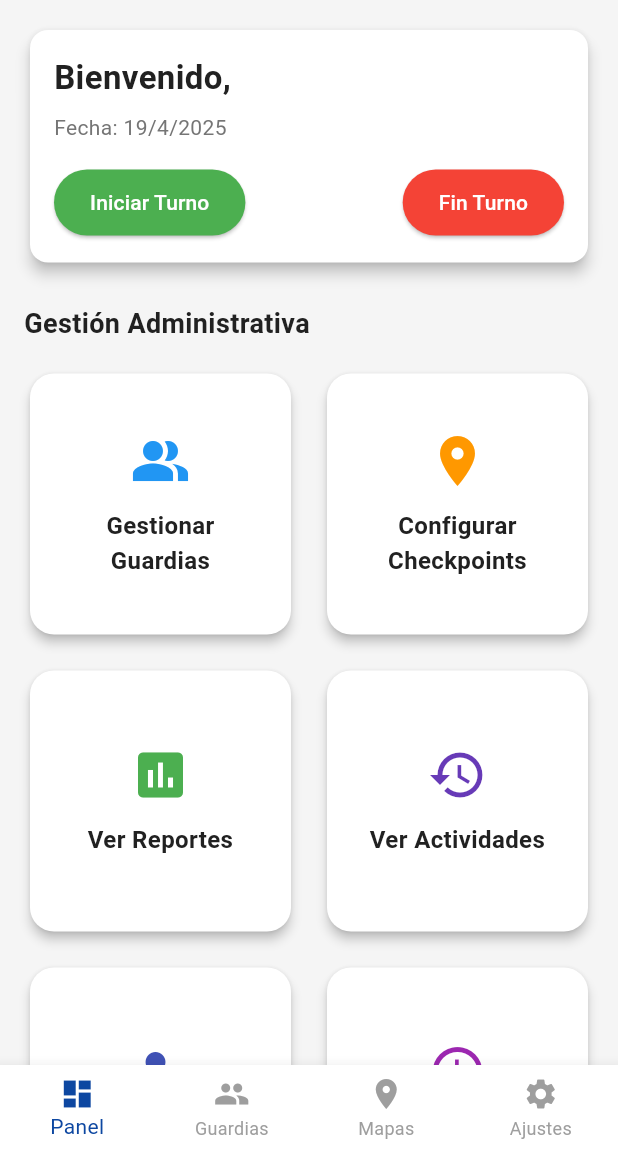
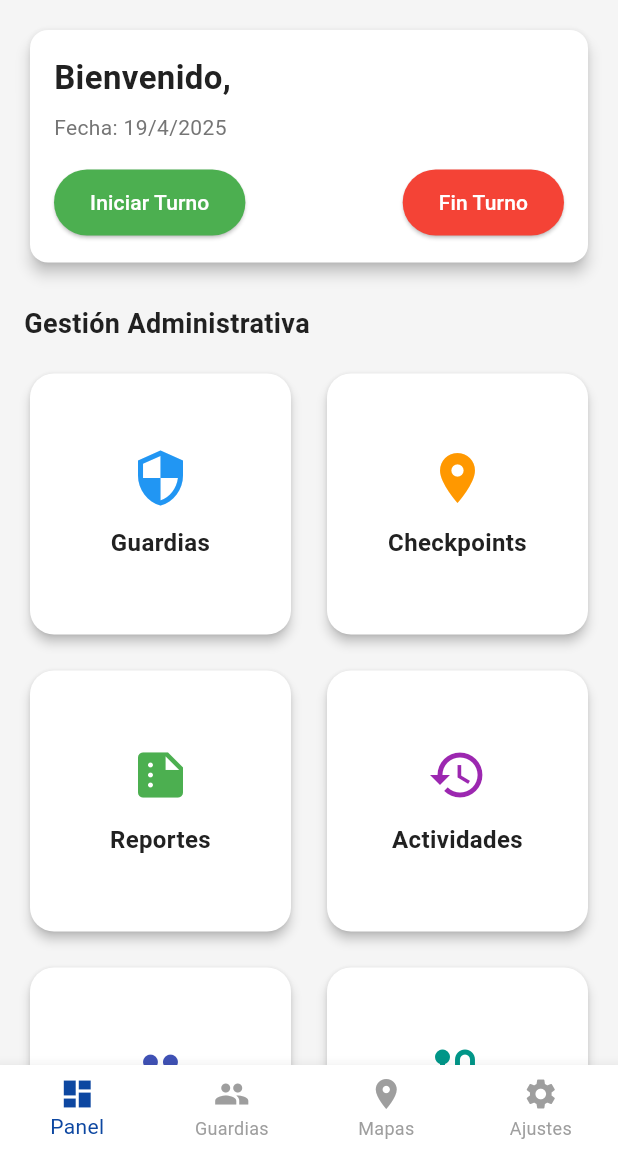
Before and after one commit to josafatmartinez/security_patrol_mx, a Flutter app: the CommitteeHomeScreen screen opened directly with empty values, on a phone screen of 412 x 824 dp, the part 84-1236 px from its top. Run offline on Flutter 3.47's test engine with Material 3 defaults, Android fonts, the phone set to English and light mode, and no system bars; our stand-ins replace qr_flutter, shared_preferences; missing offline and left inert: mobile_scanner; accounts and stored records are empty.

Commit message:
feat: Refactor admin actions into a dedicated grid widget for improved readability and maintainability

```diff
--- a/lib/screens/home/committee_home_screen.dart
+++ b/lib/screens/home/committee_home_screen.dart
@@ -4,8 +4,8 @@ import '../../models/user_model.dart';
 import '../../models/guard_model.dart';
 import '../../models/checkpoint_model.dart';
 import '../../widgets/home/welcome_card.dart';
-import '../../widgets/home/action_card.dart';
 import '../../widgets/home/activity_list.dart';
+import '../../widgets/home/admin_actions_grid.dart';
 import '../../widgets/common/common_widgets.dart';
 import '../../utils/form_validator.dart';
 import '../../utils/date_time_formatter.dart';
@@ -216,81 +216,44 @@ class _CommitteeHomeScreenState extends State<CommitteeHomeScreen> {
                         ),
                       ),
                       const SizedBox(height: 16),
-                      GridView.count(
-                        crossAxisCount: 2,
-                        crossAxisSpacing: 16,
-                        mainAxisSpacing: 16,
-                        shrinkWrap: true,
-                        physics: const NeverScrollableScrollPhysics(),
-                        children: [
-                          ActionCard(
-                            title: 'Gestionar Guardias',
-                            icon: Icons.people_alt,
-                            color: Colors.blue,
-                            onTap: () {
+
+                      // Usando el widget extraído para mejorar la legibilidad
+                      AdminActionsGrid(
+                        onManageGuards: () {
                           _toggleAdminPanel(true);
                           setState(() {
                             _selectedAdminTab = 0; // Pestaña de Guardias
                           });
                         },
-                          ),
-                          ActionCard(
-                            title: 'Configurar Checkpoints',
-                            icon: Icons.location_on,
-                            color: Colors.orange,
-                            onTap: () {
+                        onConfigureCheckpoints: () {
                           _toggleAdminPanel(true);
                           setState(() {
                             _selectedAdminTab = 1; // Pestaña de Checkpoints
                           });
                         },
-                          ),
-                          ActionCard(
-                            title: 'Ver Reportes',
-                            icon: Icons.assessment,
-                            color: Colors.green,
-                            onTap: () {
+                        onViewReports: () {
                           ScaffoldMessenger.of(context).showSnackBar(
                             const SnackBar(content: Text('Ver reportes')),
                           );
                         },
-                          ),
-                          ActionCard(
-                            title: 'Ver Actividades',
-                            icon: Icons.history,
-                            color: Colors.deepPurple,
-                            onTap: () {
+                        onViewActivities: () {
                           _toggleAdminPanel(true);
                           setState(() {
                             _selectedAdminTab = 2; // Pestaña de Actividades
                           });
                         },
-                          ),
-                          ActionCard(
-                            title: 'Gestionar Usuarios',
-                            icon: Icons.manage_accounts,
-                            color: Colors.indigo,
-                            onTap: () {
+                        onManageUsers: () {
                           ScaffoldMessenger.of(context).showSnackBar(
                             const SnackBar(
                               content: Text('Gestión de usuarios'),
                             ),
                           );
                         },
-                          ),
-                          ActionCard(
-                            title: 'Programar Rondas',
-                            icon: Icons.schedule,
-                            color: Colors.purple,
-                            onTap: () {
+                        onScheduleRounds: () {
                           ScaffoldMessenger.of(context).showSnackBar(
-                                const SnackBar(
-                                  content: Text('Programar rondas'),
-                                ),
+                            const SnackBar(content: Text('Programar rondas')),
                           );
                         },
-                          ),
-                        ],
                       ),
 
                       const SizedBox(height: 24),
--- /dev/null
+++ b/lib/widgets/home/admin_actions_grid.dart
@@ -0,0 +1,70 @@
+import 'package:flutter/material.dart';
+import 'action_card.dart';
+
+class AdminActionsGrid extends StatelessWidget {
+  final VoidCallback onManageGuards;
+  final VoidCallback onConfigureCheckpoints;
+  final VoidCallback onViewReports;
+  final VoidCallback onViewActivities;
+  final VoidCallback onManageUsers;
+  final VoidCallback onScheduleRounds;
+
+  const AdminActionsGrid({
+    super.key,
+    required this.onManageGuards,
+    required this.onConfigureCheckpoints,
+    required this.onViewReports,
+    required this.onViewActivities,
+    required this.onManageUsers,
+    required this.onScheduleRounds,
+  });
+
+  @override
+  Widget build(BuildContext context) {
+    return GridView.count(
+      crossAxisCount: 2,
+      shrinkWrap: true,
+      physics: const NeverScrollableScrollPhysics(),
+      crossAxisSpacing: 16,
+      mainAxisSpacing: 16,
+      children: [
+        ActionCard(
+          title: 'Guardias',
+          icon: Icons.security,
+          color: Colors.blue,
+          onTap: onManageGuards,
+        ),
+        ActionCard(
+          title: 'Checkpoints',
+          icon: Icons.location_on,
+          color: Colors.orange,
+          onTap: onConfigureCheckpoints,
+        ),
+        ActionCard(
+          title: 'Reportes',
+          icon: Icons.summarize,
+          color: Colors.green,
+          onTap: onViewReports,
+        ),
+        ActionCard(
+          title: 'Actividades',
+          icon: Icons.history,
+          color: Colors.purple,
+          onTap: onViewActivities,
+        ),
+        ActionCard(
+          title: 'Usuarios',
+          icon: Icons.people,
+          color: Colors.indigo,
+          onTap: onManageUsers,
+        ),
+        ActionCard(
+          title: 'Rondas',
+          icon: Icons.route,
+          color: Colors.teal,
+          onTap: onScheduleRounds,
+        ),
+      ],
+    );
+  }
+}
```
Also changed, not shown: lib/widgets/common/tab_navigator.dart (+7 -3 lines). Lines whose indentation alone changed are shown as unchanged.
